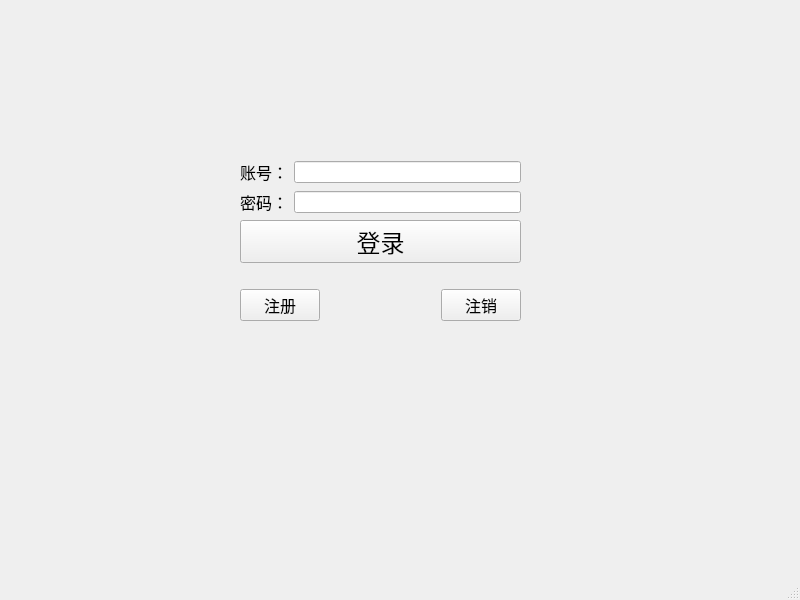
The window that TcpClient/tcpclient.ui (skylisxk/QTcloud_pan) describes before a commit, drawn with Qt 5.
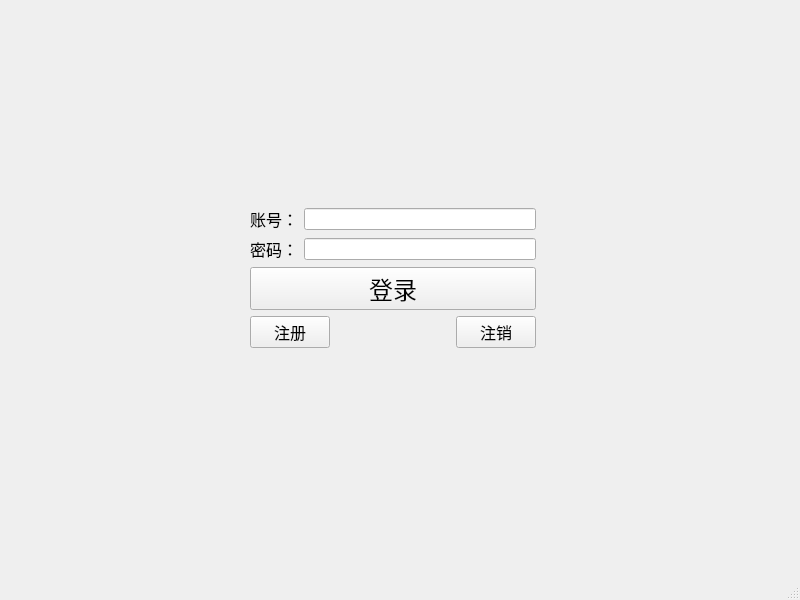
The same window after the commit.

```diff
--- a/TcpClient/tcpclient.ui
+++ b/TcpClient/tcpclient.ui
@@ -13,68 +13,118 @@
   <property name="windowTitle">
    <string>TcpClient</string>
   </property>
+  <property name="styleSheet">
+   <string notr="true">background-color: qlineargradient(x1:0, y1:0, x2:0, y2:1,
+    stop:0 #f5f7fa, stop:1 #e4e8f0);</string>
+  </property>
   <widget class="QWidget" name="centralwidget">
-   <widget class="QWidget" name="layoutWidget">
+   <widget class="QWidget" name="">
     <property name="geometry">
      <rect>
-      <x>240</x>
-      <y>140</y>
-      <width>281</width>
-      <height>201</height>
+      <x>250</x>
+      <y>2</y>
+      <width>286</width>
+      <height>551</height>
      </rect>
     </property>
-    <layout class="QGridLayout" name="gridLayout_3">
-     <item row="0" column="0">
-      <layout class="QGridLayout" name="gridLayout_2">
-       <item row="7" column="0" colspan="2">
-        <widget class="QPushButton" name="login">
+    <layout class="QVBoxLayout" name="verticalLayout_2">
+     <item>
+      <spacer name="verticalSpacer">
+       <property name="orientation">
+        <enum>Qt::Orientation::Vertical</enum>
+       </property>
+       <property name="sizeHint" stdset="0">
+        <size>
+         <width>20</width>
+         <height>198</height>
+        </size>
+       </property>
+      </spacer>
+     </item>
+     <item>
+      <layout class="QVBoxLayout" name="verticalLayout">
+       <item>
+        <layout class="QHBoxLayout" name="horizontalLayout_2">
+         <item>
+          <widget class="QLabel" name="id">
          <property name="font">
           <font>
-           <pointsize>18</pointsize>
-          </font>
-         </property>
+             <pointsize>12</pointsize>
+            </font>
+           </property>
+           <property name="styleSheet">
+            <string notr="true">background-color: qlineargradient(x1:0, y1:0, x2:0, y2:1,
+    stop:0 #ffffff, stop:1 #f0f0f0);</string>
+           </property>
          <property name="text">
-          <string>登录</string>
-         </property>
-        </widget>
-       </item>
-       <item row="6" column="1">
+            <string>账号：</string>
+           </property>
+           <property name="margin">
+            <number>2</number>
+           </property>
+          </widget>
+         </item>
+         <item>
+          <widget class="QLineEdit" name="name_le">
+           <property name="styleSheet">
+            <string notr="true">background-color: qlineargradient(x1:0, y1:0, x2:0, y2:1,
+    stop:0 #ffffff, stop:1 #f0f0f0);</string>
+           </property>
+          </widget>
+         </item>
+        </layout>
+       </item>
+       <item>
+        <layout class="QHBoxLayout" name="horizontalLayout">
+         <item>
+          <widget class="QLabel" name="pwd">
+           <property name="font">
+            <font>
+             <pointsize>12</pointsize>
+            </font>
+           </property>
+           <property name="styleSheet">
+            <string notr="true">background-color: qlineargradient(x1:0, y1:0, x2:0, y2:1,
+    stop:0 #ffffff, stop:1 #f0f0f0);</string>
+           </property>
+           <property name="text">
+            <string>密码：</string>
+           </property>
+           <property name="margin">
+            <number>2</number>
+           </property>
+          </widget>
+         </item>
+         <item>
         <widget class="QLineEdit" name="pwd_le">
+           <property name="styleSheet">
+            <string notr="true">background-color: qlineargradient(x1:0, y1:0, x2:0, y2:1,
+    stop:0 #ffffff, stop:1 #f0f0f0);</string>
+           </property>
          <property name="echoMode">
           <enum>QLineEdit::EchoMode::Password</enum>
          </property>
         </widget>
        </item>
-       <item row="6" column="0">
-        <widget class="QLabel" name="pwd">
-         <property name="font">
-          <font>
-           <pointsize>12</pointsize>
-          </font>
-         </property>
-         <property name="text">
-          <string>密码：</string>
-         </property>
-        </widget>
-       </item>
-       <item row="4" column="1">
-        <widget class="QLineEdit" name="name_le"/>
-       </item>
-       <item row="4" column="0">
-        <widget class="QLabel" name="id">
-         <property name="font">
-          <font>
-           <pointsize>12</pointsize>
-          </font>
-         </property>
-         <property name="text">
-          <string>账号：</string>
-         </property>
-        </widget>
-       </item>
-      </layout>
-     </item>
-     <item row="1" column="0">
+        </layout>
+       </item>
+       <item>
+        <widget class="QPushButton" name="login">
+         <property name="font">
+          <font>
+           <pointsize>18</pointsize>
+          </font>
+         </property>
+         <property name="styleSheet">
+          <string notr="true">background-color: qlineargradient(x1:0, y1:0, x2:0, y2:1,
+    stop:0 #ffffff, stop:1 #f0f0f0);</string>
+         </property>
+         <property name="text">
+          <string>登录</string>
+         </property>
+        </widget>
+       </item>
+       <item>
       <layout class="QGridLayout" name="gridLayout">
        <item row="0" column="1">
         <spacer name="horizontalSpacer">
@@ -96,6 +146,10 @@
            <pointsize>12</pointsize>
           </font>
          </property>
+           <property name="styleSheet">
+            <string notr="true">background-color: qlineargradient(x1:0, y1:0, x2:0, y2:1,
+    stop:0 #ffffff, stop:1 #f0f0f0);</string>
+           </property>
          <property name="text">
           <string>注册</string>
          </property>
@@ -108,12 +162,31 @@
            <pointsize>12</pointsize>
           </font>
          </property>
+           <property name="styleSheet">
+            <string notr="true">background-color: qlineargradient(x1:0, y1:0, x2:0, y2:1,
+    stop:0 #ffffff, stop:1 #f0f0f0);</string>
+           </property>
          <property name="text">
           <string>注销</string>
          </property>
         </widget>
        </item>
       </layout>
+       </item>
+      </layout>
+     </item>
+     <item>
+      <spacer name="verticalSpacer_2">
+       <property name="orientation">
+        <enum>Qt::Orientation::Vertical</enum>
+       </property>
+       <property name="sizeHint" stdset="0">
+        <size>
+         <width>20</width>
+         <height>178</height>
+        </size>
+       </property>
+      </spacer>
      </item>
     </layout>
    </widget>
```
Lines whose indentation alone changed are shown as unchanged.
